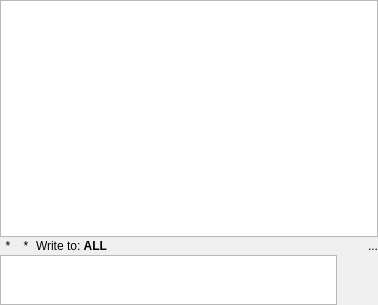
This is src/GuiChat.ui in hwgao/beebeep as Qt 5 draws it before an edit. The edited form follows.
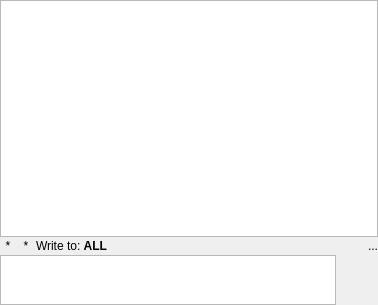
This is the edited form. Icons and pictures are not drawn. Custom widgets are drawn as their Qt base class.

```diff
--- a/src/GuiChat.ui
+++ b/src/GuiChat.ui
@@ -32,10 +32,13 @@
    <property name="bottomMargin">
     <number>0</number>
    </property>
-   <property name="spacing">
+   <property name="horizontalSpacing">
+    <number>2</number>
+   </property>
+   <property name="verticalSpacing">
     <number>1</number>
    </property>
-   <item row="0" column="0" colspan="2">
+   <item row="0" column="0" colspan="5">
     <widget class="QTextBrowser" name="mp_teChat">
      <property name="minimumSize">
       <size>
@@ -54,12 +57,7 @@
      </property>
     </widget>
    </item>
-   <item row="1" column="0" colspan="2">
-    <layout class="QHBoxLayout" name="horizontalLayout">
-     <property name="spacing">
-      <number>2</number>
-     </property>
-     <item>
+   <item row="1" column="0">
       <widget class="QLabel" name="mp_lPixSecure">
        <property name="sizePolicy">
         <sizepolicy hsizetype="Minimum" vsizetype="Minimum">
@@ -81,7 +79,7 @@
        </property>
       </widget>
      </item>
-     <item>
+   <item row="1" column="1">
       <widget class="QLabel" name="mp_lPix">
        <property name="sizePolicy">
         <sizepolicy hsizetype="Minimum" vsizetype="Minimum">
@@ -103,10 +101,10 @@
        </property>
       </widget>
      </item>
-     <item>
+   <item row="1" column="2">
       <widget class="QLabel" name="mp_lTitle">
        <property name="sizePolicy">
-        <sizepolicy hsizetype="Minimum" vsizetype="Preferred">
+      <sizepolicy hsizetype="Expanding" vsizetype="Preferred">
          <horstretch>0</horstretch>
          <verstretch>0</verstretch>
         </sizepolicy>
@@ -122,10 +120,10 @@
        </property>
       </widget>
      </item>
-     <item>
+   <item row="1" column="3" colspan="2">
       <widget class="QLabel" name="mp_lTimestamp">
        <property name="sizePolicy">
-        <sizepolicy hsizetype="Expanding" vsizetype="Preferred">
+      <sizepolicy hsizetype="Minimum" vsizetype="Preferred">
          <horstretch>0</horstretch>
          <verstretch>0</verstretch>
         </sizepolicy>
@@ -138,9 +136,7 @@
        </property>
       </widget>
      </item>
-    </layout>
-   </item>
-   <item row="2" column="0">
+   <item row="2" column="0" colspan="4">
     <widget class="GuiMessageEdit" name="mp_teMessage">
      <property name="sizePolicy">
       <sizepolicy hsizetype="Expanding" vsizetype="Fixed">
@@ -169,7 +165,7 @@
      </property>
     </widget>
    </item>
-   <item row="2" column="1">
+   <item row="2" column="4">
     <widget class="QPushButton" name="mp_pbSend">
      <property name="sizePolicy">
       <sizepolicy hsizetype="Fixed" vsizetype="Fixed">
```
Lines whose indentation alone changed are shown as unchanged.
